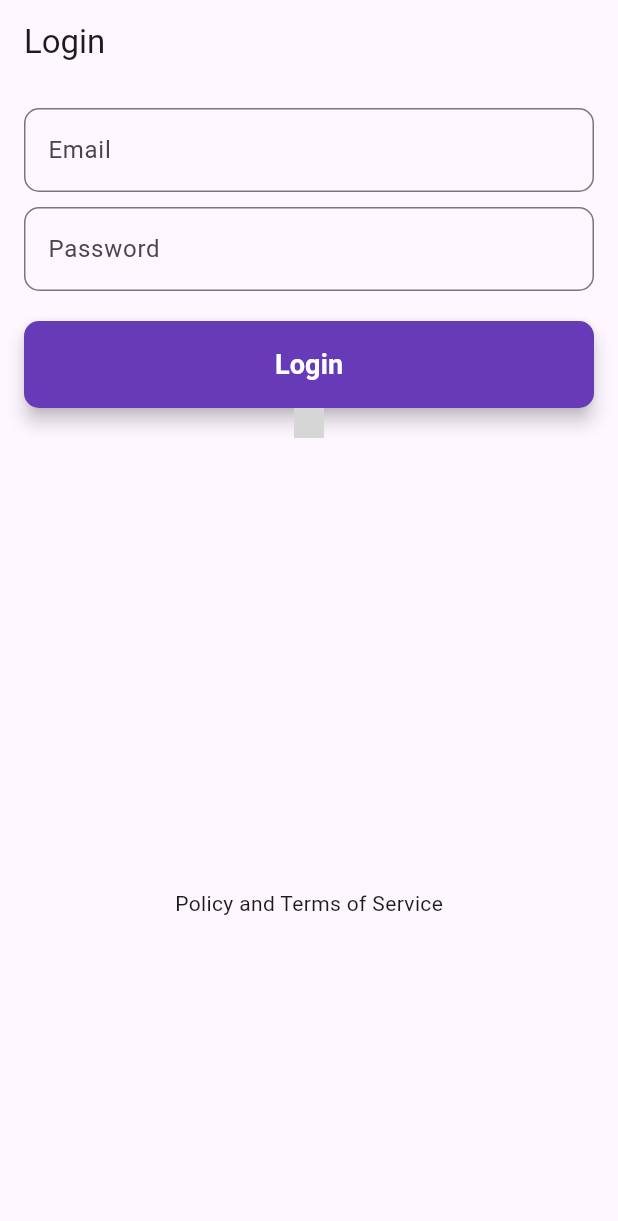
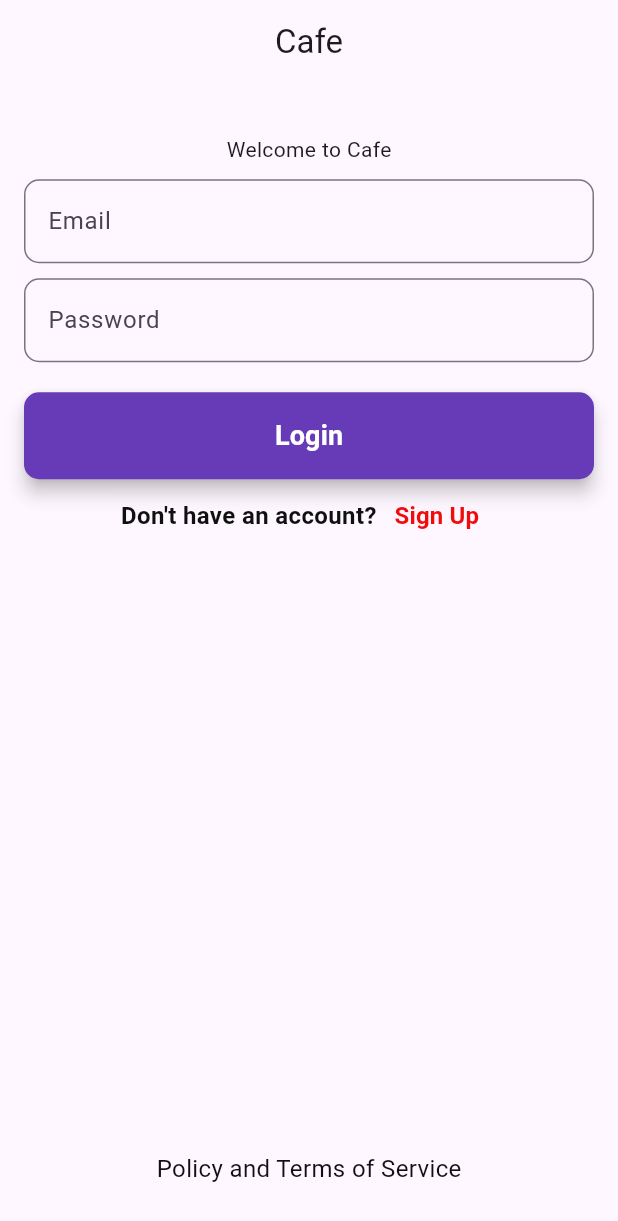
Before and after one commit to m-abid2232/resturant, a Flutter app: the screen it shows after launch, on a phone screen of 412 x 824 dp. Shown: the top 1221 px of the screen. Run offline on Flutter 3.47's test engine with Material 3 defaults, Android fonts, the phone set to English and light mode, and no system bars; our stand-ins replace supabase_flutter; accounts and stored records are empty; grey boxes are pictures that could not be loaded.

```diff
--- a/lib/Pages/auth/login.dart
+++ b/lib/Pages/auth/login.dart
@@ -45,11 +45,14 @@ class _LoginState extends State<Login> {
   @override
   Widget build(BuildContext context) {
     return Scaffold(
-      appBar: AppBar(title: const Text("Login")),
+      appBar: AppBar(title:  Center(child: Text("Cafe"))),
       body: Padding(
         padding: const EdgeInsets.all(16),
         child: Column(
+          mainAxisAlignment:MainAxisAlignment.center,
           children: [
+            Text("Welcome to Cafe"),
+            SizedBox(height: 10,),
             TextField(
               controller: emailController,
               decoration: InputDecoration(
@@ -95,32 +98,50 @@ class _LoginState extends State<Login> {
             Row(
               mainAxisAlignment: MainAxisAlignment.center,
               children: [
-                // const Text("Don't have an account?"),
-                // TextButton(
-                //   onPressed: () {
-                //     Navigator.push(
-                //       context,
-                //       MaterialPageRoute(builder: (context) => const Singup()),
-                //     );
-                //   },
-                //   child: const Text("Sign Up"),
-                // ),
+                const Text("Don't have an account?",
+                style: TextStyle(
+                  fontSize: 16,
+                  fontWeight: FontWeight.bold,
+                  color: Color.fromARGB(255, 16, 16, 17),
+                  ),
+
+                ),
+                TextButton(
+                  onPressed: () {
+                    Navigator.push(
+                      context,
+                      MaterialPageRoute(builder: (context) => const Singup()),
+                    );
+                  },
+                  child: const Text("Sign Up",
+                   style: TextStyle(
+                  fontSize: 16,
+                  fontWeight: FontWeight.bold,
+                  color: Color.fromARGB(255, 241, 12, 12),
+                  ),
+                  ),
+                ),
                 SizedBox(height: 5,),
-                 GestureDetector(
-          onTap: () {
-            // TODO: Trigger Google Sign-In here
-            print("Google login tapped");
-          },
-          child: Image.asset(
-            'assets/google.png', // Add this asset
-            width: 20,
-            height: 20,
-          ),
-        ),
+        //          GestureDetector(
+        //   onTap: () {
+        //     // TODO: Trigger Google Sign-In here
+        //     print("Google login tapped");
+        //   },
+        //   child: Image.asset(
+        //     'assets/images/google.png',
+        //     height: 50,
+        //     width: 50,
+        //   ),
+        // ),
               ],
             ),
-            const SizedBox(height: 300),
-            const Text("Policy and Terms of Service"),
+            const SizedBox(height: 400),
+            const Text("Policy and Terms of Service",
+             style: TextStyle(
+                  fontSize: 16,
+
+                  color: Color.fromARGB(255, 16, 16, 17),
+                  ),),
           ],
         ),
       ),
--- a/pubspec.yaml
+++ b/pubspec.yaml
@@ -59,8 +59,8 @@ flutter:
   uses-material-design: true
 
   # To add assets to your application, add an assets section, like this:
-  assets:
-    - images/google.jpeg
+  #assets:
+  #- google.png
   #   - images/a_dot_ham.jpeg
 
   # An image asset can refer to one or more resolution-specific "variants", see
```
Also changed, not shown: lib/Pages/auth/home.dart (+7 -11 lines), lib/Pages/component/sliverApp.dart (added, +22 -0 lines).
